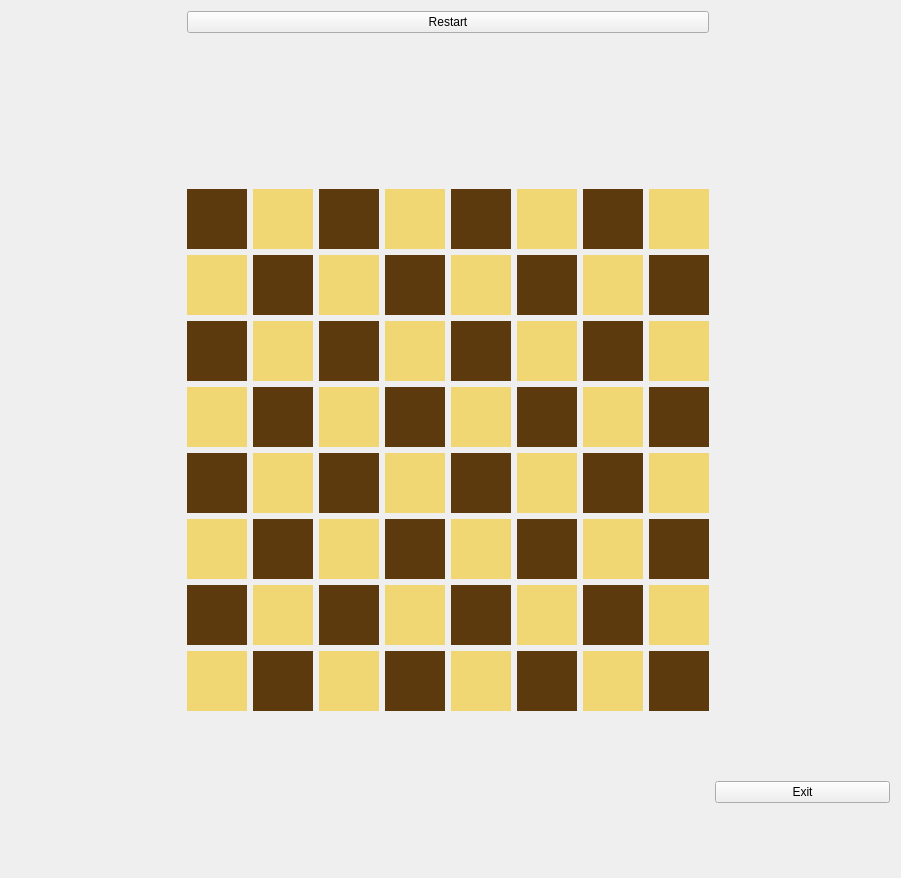
Above: chess.ui from HectorAy6/Chess_with_AI before the change. Below: the same form after it.
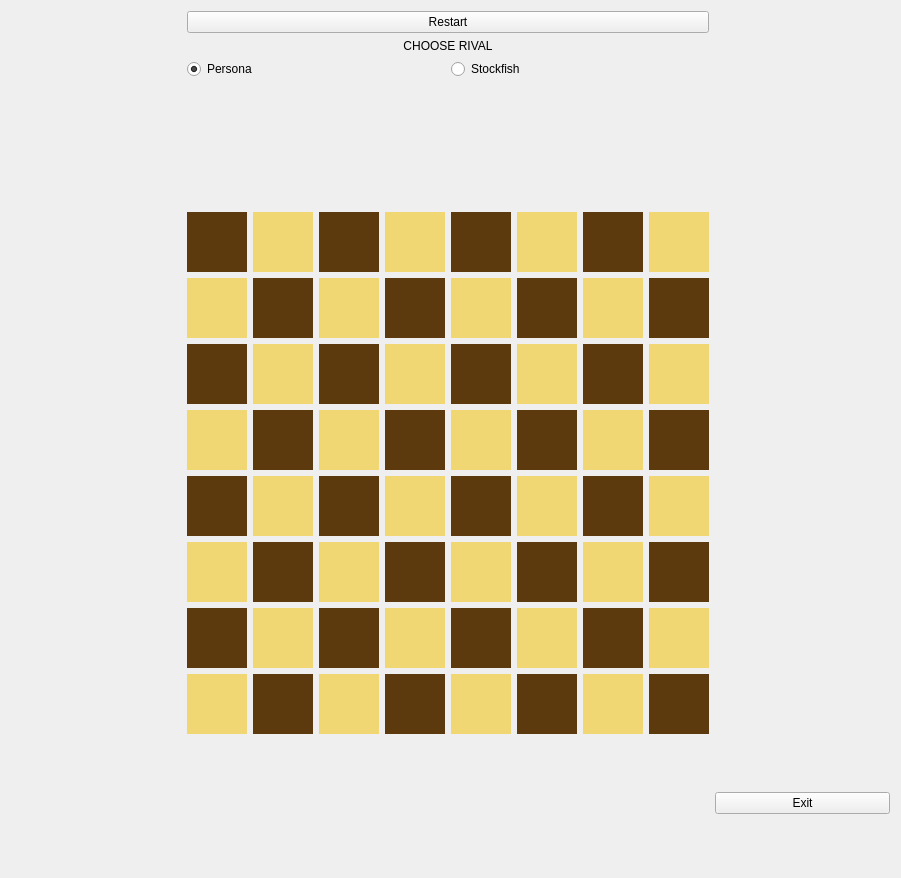
That is the form after the change. Icons and pictures are not drawn. Custom widgets are drawn as their Qt base class.

Commit message: Añadido stockfish como rival

What changed in the file:
```diff
--- a/chess.ui
+++ b/chess.ui
@@ -14,40 +14,47 @@
    <string>chess</string>
   </property>
   <layout class="QGridLayout" name="gridLayout">
-   <item row="2" column="1">
-    <spacer name="verticalSpacer">
-     <property name="orientation">
-      <enum>Qt::Vertical</enum>
-     </property>
-     <property name="sizeHint" stdset="0">
-      <size>
-       <width>20</width>
-       <height>40</height>
-      </size>
-     </property>
-    </spacer>
-   </item>
-   <item row="3" column="0">
-    <spacer name="horizontalSpacer">
-     <property name="orientation">
-      <enum>Qt::Horizontal</enum>
-     </property>
-     <property name="sizeHint" stdset="0">
-      <size>
-       <width>40</width>
-       <height>20</height>
-      </size>
-     </property>
-    </spacer>
-   </item>
-   <item row="4" column="2">
+   <item row="7" column="2">
     <widget class="QPushButton" name="pushButton">
      <property name="text">
       <string>Exit</string>
      </property>
     </widget>
    </item>
-   <item row="3" column="1">
+   <item row="7" column="1">
+    <spacer name="verticalSpacer_2">
+     <property name="orientation">
+      <enum>Qt::Vertical</enum>
+     </property>
+     <property name="sizeHint" stdset="0">
+      <size>
+       <width>20</width>
+       <height>40</height>
+      </size>
+     </property>
+    </spacer>
+   </item>
+   <item row="5" column="1">
+    <spacer name="verticalSpacer">
+     <property name="orientation">
+      <enum>Qt::Vertical</enum>
+     </property>
+     <property name="sizeHint" stdset="0">
+      <size>
+       <width>20</width>
+       <height>40</height>
+      </size>
+     </property>
+    </spacer>
+   </item>
+   <item row="2" column="1">
+    <widget class="QPushButton" name="pushButton_2">
+     <property name="text">
+      <string>Restart</string>
+     </property>
+    </widget>
+   </item>
+   <item row="6" column="1">
     <layout class="QGridLayout" name="gridLayout_5" rowstretch="0,0,0,0,0,0,0,0" columnstretch="0,0,0,0,0,0,0,0" rowminimumheight="60,60,60,60,60,60,60,60" columnminimumwidth="60,60,60,60,60,60,60,60">
      <property name="sizeConstraint">
       <enum>QLayout::SetFixedSize</enum>
@@ -6073,7 +6080,7 @@
      </item>
     </layout>
    </item>
-   <item row="3" column="2">
+   <item row="6" column="2">
     <spacer name="horizontalSpacer_2">
      <property name="orientation">
       <enum>Qt::Horizontal</enum>
@@ -6087,22 +6094,49 @@
     </spacer>
    </item>
    <item row="4" column="1">
-    <spacer name="verticalSpacer_2">
+    <layout class="QHBoxLayout" name="horizontalLayout_2">
+     <item>
+      <widget class="QRadioButton" name="radioButton">
+       <property name="text">
+        <string>Persona</string>
+       </property>
+       <property name="checked">
+        <bool>true</bool>
+       </property>
+      </widget>
+     </item>
+     <item>
+      <widget class="QRadioButton" name="radioButton_2">
+       <property name="layoutDirection">
+        <enum>Qt::LeftToRight</enum>
+       </property>
+       <property name="text">
+        <string>Stockfish</string>
+       </property>
+      </widget>
+     </item>
+    </layout>
+   </item>
+   <item row="6" column="0">
+    <spacer name="horizontalSpacer">
      <property name="orientation">
-      <enum>Qt::Vertical</enum>
+      <enum>Qt::Horizontal</enum>
      </property>
      <property name="sizeHint" stdset="0">
       <size>
-       <width>20</width>
-       <height>40</height>
+       <width>40</width>
+       <height>20</height>
       </size>
      </property>
     </spacer>
    </item>
-   <item row="1" column="1">
-    <widget class="QPushButton" name="pushButton_2">
+   <item row="3" column="1">
+    <widget class="QLabel" name="label">
      <property name="text">
-      <string>Restart</string>
+      <string>CHOOSE RIVAL</string>
+     </property>
+     <property name="alignment">
+      <set>Qt::AlignCenter</set>
      </property>
     </widget>
    </item>
```
Left out of the diff: 38 changed lines with no effect on the pictures. The commit also changes 13 other files.
